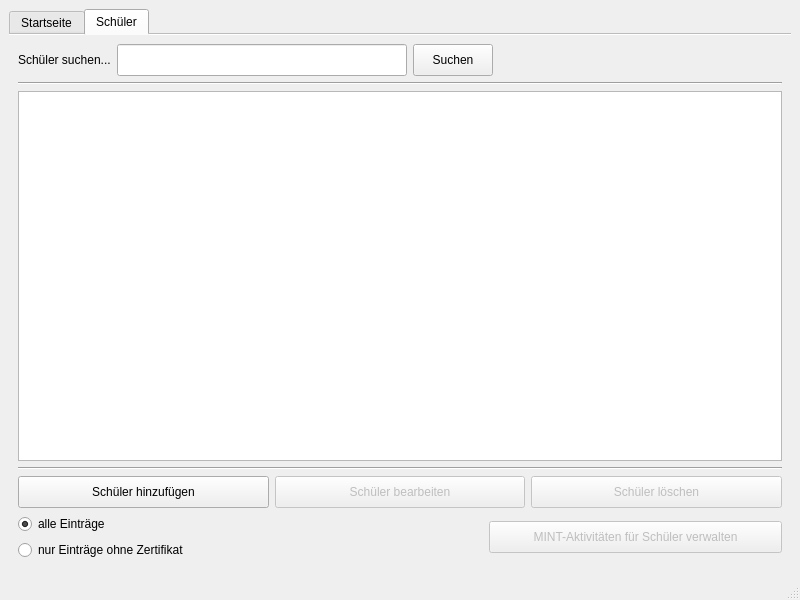
This is mint-manager/mainwindow.ui in MCG-Dallgow/MINT-Manager as Qt 5 draws it before an edit. The edited form follows.
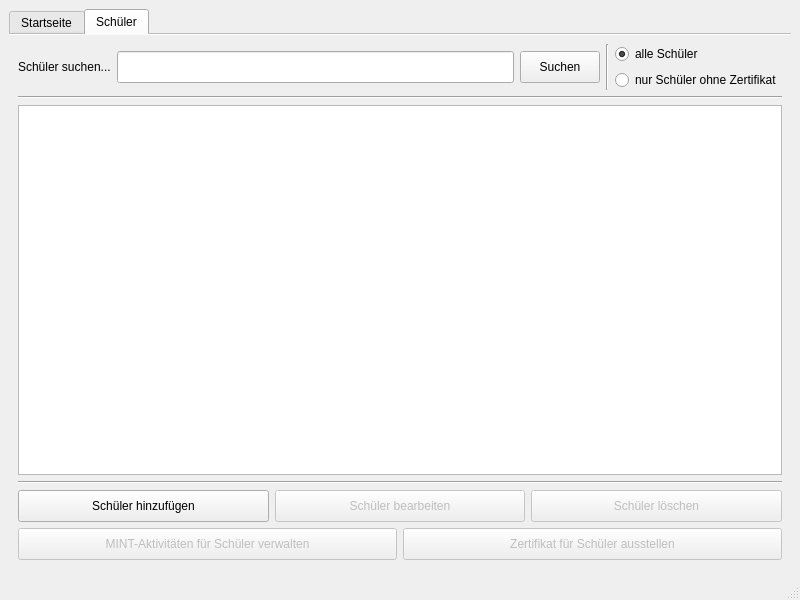
This is the edited form.

Commit message: Improve layout of the main window UI

Patch:
```diff
--- a/mint-manager/mainwindow.ui
+++ b/mint-manager/mainwindow.ui
@@ -66,17 +66,35 @@
            </widget>
           </item>
           <item>
-           <spacer name="horizontalSpacer">
+           <widget class="Line" name="line_3">
             <property name="orientation">
-             <enum>Qt::Horizontal</enum>
+             <enum>Qt::Vertical</enum>
             </property>
-            <property name="sizeHint" stdset="0">
-             <size>
-              <width>40</width>
-              <height>20</height>
-             </size>
-            </property>
-           </spacer>
+           </widget>
+          </item>
+          <item>
+           <layout class="QVBoxLayout" name="verticalLayout_2">
+            <item>
+             <widget class="QRadioButton" name="rbAllEntries">
+              <property name="enabled">
+               <bool>true</bool>
+              </property>
+              <property name="text">
+               <string>alle Schüler</string>
+              </property>
+              <property name="checked">
+               <bool>true</bool>
+              </property>
+             </widget>
+            </item>
+            <item>
+             <widget class="QRadioButton" name="rbOnlyWithoutCert">
+              <property name="text">
+               <string>nur Schüler ohne Zertifikat</string>
+              </property>
+             </widget>
+            </item>
+           </layout>
           </item>
          </layout>
         </item>
@@ -167,54 +185,11 @@
         </item>
         <item>
          <layout class="QHBoxLayout" name="horizontalLayout_3">
-          <item>
-           <layout class="QVBoxLayout" name="verticalLayout_2">
-            <item>
-             <widget class="QRadioButton" name="rbAllEntries">
-              <property name="enabled">
-               <bool>true</bool>
-              </property>
-              <property name="text">
-               <string>alle Einträge</string>
-              </property>
-              <property name="checked">
-               <bool>true</bool>
-              </property>
-             </widget>
-            </item>
-            <item>
-             <widget class="QRadioButton" name="rbOnlyWithoutCert">
-              <property name="text">
-               <string>nur Einträge ohne Zertifikat</string>
-              </property>
-             </widget>
-            </item>
-           </layout>
-          </item>
-          <item>
-           <spacer name="horizontalSpacer_2">
-            <property name="orientation">
-             <enum>Qt::Horizontal</enum>
-            </property>
-            <property name="sizeHint" stdset="0">
-             <size>
-              <width>0</width>
-              <height>0</height>
-             </size>
-            </property>
-           </spacer>
-          </item>
           <item>
            <widget class="QPushButton" name="btnManageActivities">
             <property name="enabled">
              <bool>false</bool>
             </property>
-            <property name="sizePolicy">
-             <sizepolicy hsizetype="Expanding" vsizetype="Fixed">
-              <horstretch>0</horstretch>
-              <verstretch>0</verstretch>
-             </sizepolicy>
-            </property>
             <property name="minimumSize">
              <size>
               <width>0</width>
@@ -238,6 +213,22 @@
             </property>
            </widget>
           </item>
+          <item>
+           <widget class="QPushButton" name="pushButton">
+            <property name="enabled">
+             <bool>false</bool>
+            </property>
+            <property name="minimumSize">
+             <size>
+              <width>0</width>
+              <height>32</height>
+             </size>
+            </property>
+            <property name="text">
+             <string>Zertifikat für Schüler ausstellen</string>
+            </property>
+           </widget>
+          </item>
          </layout>
         </item>
        </layout>
```
